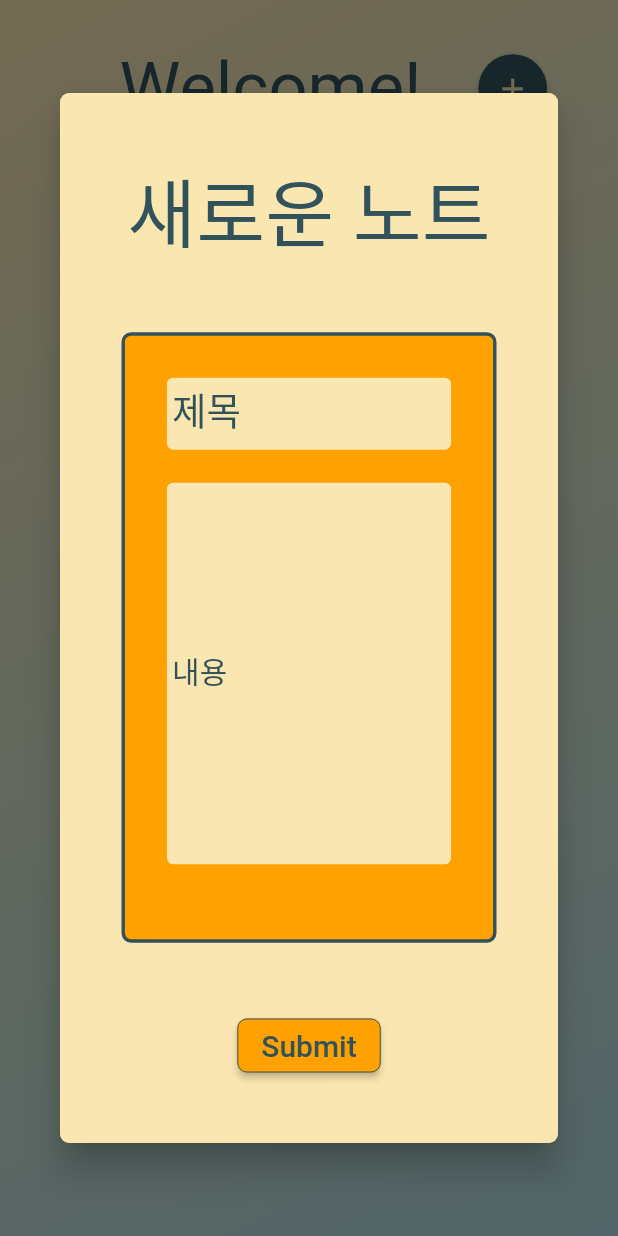
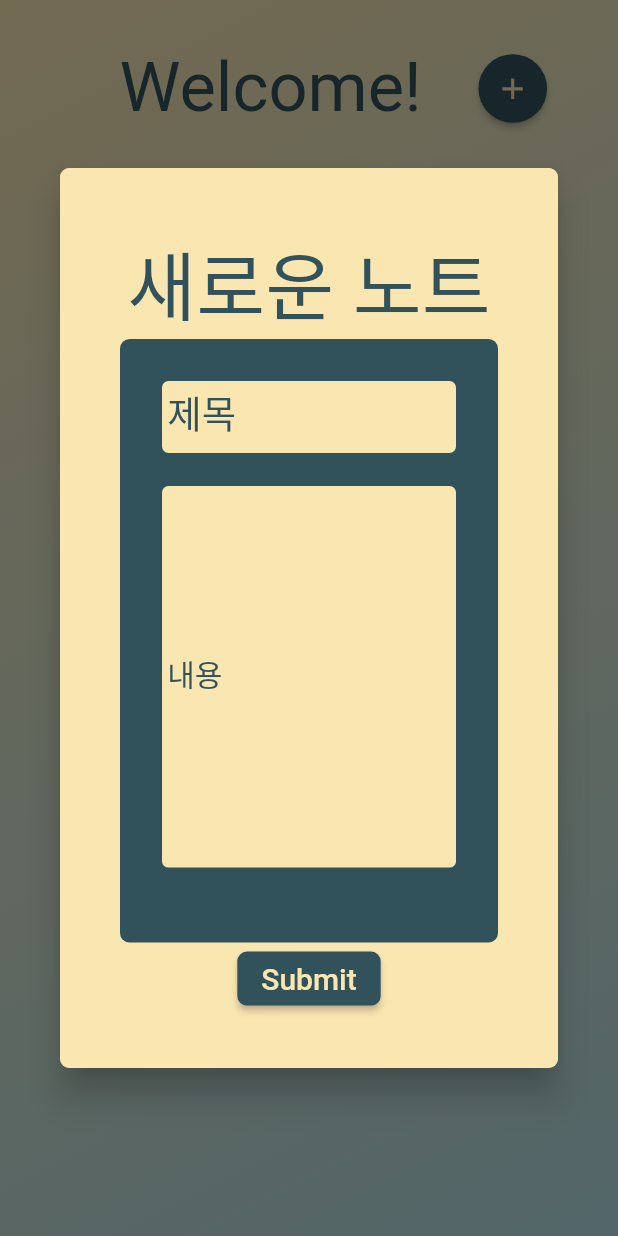
Before and after one commit to HyeonJunSong/flutterVisitorBook, a Flutter app: the screen it shows after launch, after a tap on the "add" icon, on a phone screen of 412 x 824 dp. Run offline on Flutter 3.47's test engine with Material 2 defaults, Android fonts, the phone set to English and light mode, and no system bars; our stand-ins replace cloud_firestore, firebase_core, flutter_screenutil, get; accounts and stored records are empty.

Commit message:
list view and comment update

```diff
--- a/lib/visitorBook/model/constants.dart
+++ b/lib/visitorBook/model/constants.dart
@@ -35,7 +35,7 @@ const double nw_FSdate = 15;
 
 ////////////////////////////////////////////////////////////////////////////////Dialog Post Note
 const double dpn_width = 530;
-const double dpn_hight = 700;
+const double dpn_hight = 600;
 const double dpn_padding = 40;
 const double dpn_TitleSize = 50;
 
--- a/lib/visitorBook/view/listView/visitor_book_page_list.dart
+++ b/lib/visitorBook/view/listView/visitor_book_page_list.dart
@@ -77,20 +77,20 @@ class _VisitorBookPageListState extends State<VisitorBookPageList> {
   );
 
   //////////////////////////////////////////////////////////////////////////////visitor Books
-  _visitorBookLists() => Column(
-    children: List<Widget>.from(Get.find<VisitorBookViewController>().notes.map((element)
+  _visitorBookLists() => Obx(() => Column(
+    children: List<Widget>.from(Get.find<VisitorBookViewController>().notes.entries.map((element)
       => GestureDetector(
         child: NoteWidgetList(
-          title: element.title,
-          content: element.content,
-          date: element.date
+          title: element.value.title,
+          content: element.value.content,
+          date: element.value.date
         ),
         onTap: (){
-          Get.to(() => NotePage(note: element), transition: Transition.rightToLeftWithFade);
+          Get.to(() => NotePage(noteKey: element.key, note: element.value), transition: Transition.rightToLeftWithFade);
         },
       )
     ))
-  );
+  ));
 
   //////////////////////////////////////////////////////////////////////////////design
   _mainBoxDecoration() => const BoxDecoration(
--- a/lib/visitorBook/widgets/dialog_post_note.dart
+++ b/lib/visitorBook/widgets/dialog_post_note.dart
@@ -73,6 +73,7 @@ class _DialogPostNoteState extends State<DialogPostNote> {
     // height: dpn_inputTitleHeight,
 
     child: TextFormField(
+      cursorColor: Cmain_dark,
       style: TextStyle(
         fontSize: dpn_inputTitleSize,
         color: Cmain_dark,
@@ -105,6 +106,7 @@ class _DialogPostNoteState extends State<DialogPostNote> {
     // width: dpn_inputWidth.w,
     // height: dpn_inputContentHeight.h,
     child: TextFormField(
+      cursorColor: Cmain_dark,
       style: TextStyle(
         fontSize: dpn_inputContentSize,
         color: Cmain_dark,
@@ -135,14 +137,10 @@ class _DialogPostNoteState extends State<DialogPostNote> {
 
   _submitButton() => ElevatedButton(
     style: ElevatedButton.styleFrom(
-      backgroundColor: Cmain_light,
+      backgroundColor: Cmain_dark,
 //      fixedSize: Size(dpn_submitWith.w, dpn_submitHeight.h),
       shape: RoundedRectangleBorder(
           borderRadius: BorderRadius.all(Radius.circular(nw_radius.w)),
-          side: BorderSide(
-            color: Cmain_dark,
-            width: nw_borderlineWidth.w,
-          )
       ),
     ),
 
@@ -166,13 +164,13 @@ class _DialogPostNoteState extends State<DialogPostNote> {
     FittedBox(
       child: Text("Submit", style: TextStyle(
           fontSize: dpn_submitSize,
-          color: Cmain_dark
+          color: Cbackground1
       ),),
     ) :
     Container(
       padding: EdgeInsets.all(10),
       child: CircularProgressIndicator(
-        color: Cmain_dark,
+        color: Cbackground1,
       ),
     ),
   );
@@ -182,17 +180,10 @@ class _DialogPostNoteState extends State<DialogPostNote> {
   _lightBoxDecoration() => BoxDecoration(
     color: Cbackground1,
     borderRadius: BorderRadius.all(Radius.circular(nw_radius.w)),
-    border: Border.all(
-      color: Colors.transparent
-    )
   );
 
   _darkBoxDecoration() => BoxDecoration(
-      color: Cmain_light,
-      border: Border.all(
       color: Cmain_dark,
-      width: nw_borderlineWidth.h,
-    ),
     borderRadius: BorderRadius.all(Radius.circular(nw_radius.w)),
   );
 
```
Also changed, not shown: lib/visitorBook/model/note.dart (+16 -16 lines), lib/visitorBook/view/gridView/visitor_book_page_grid.dart (+8 -8 lines), lib/visitorBook/view/listView/note_page.dart (+116 -11 lines), lib/visitorBook/viewController/visitor_book_view_controller.dart (+15 -7 lines), 1 other file.
